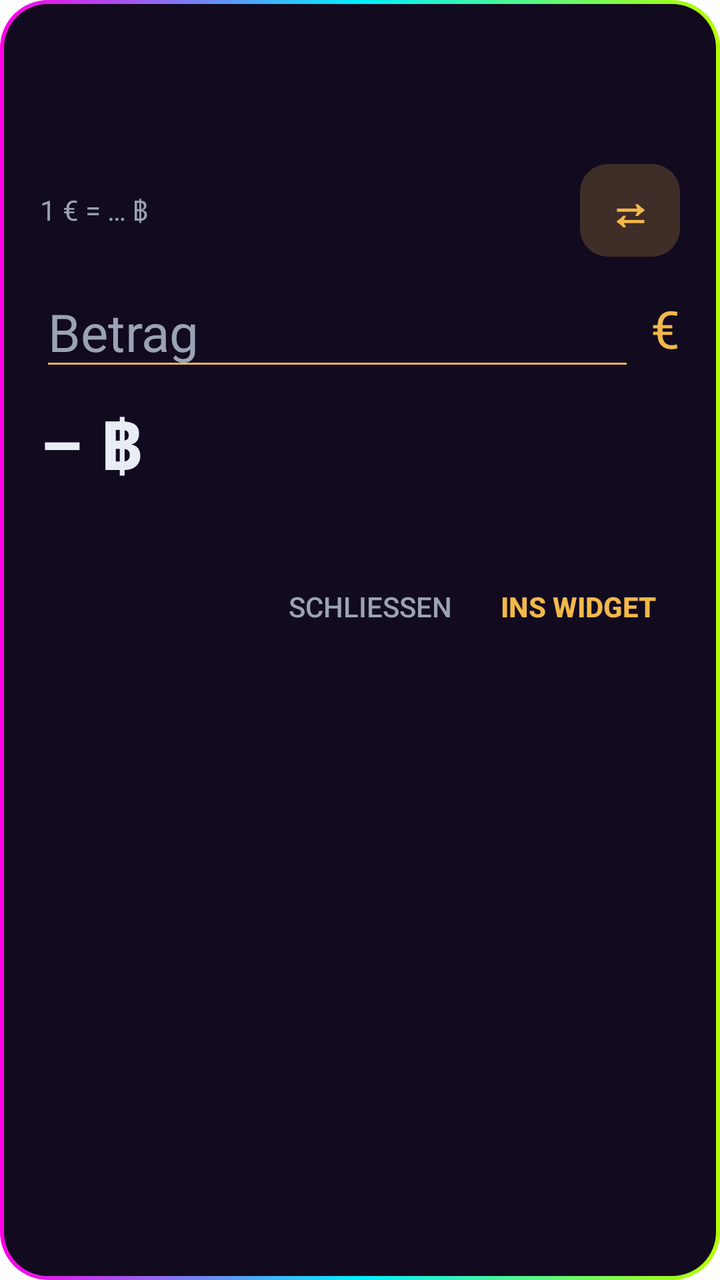
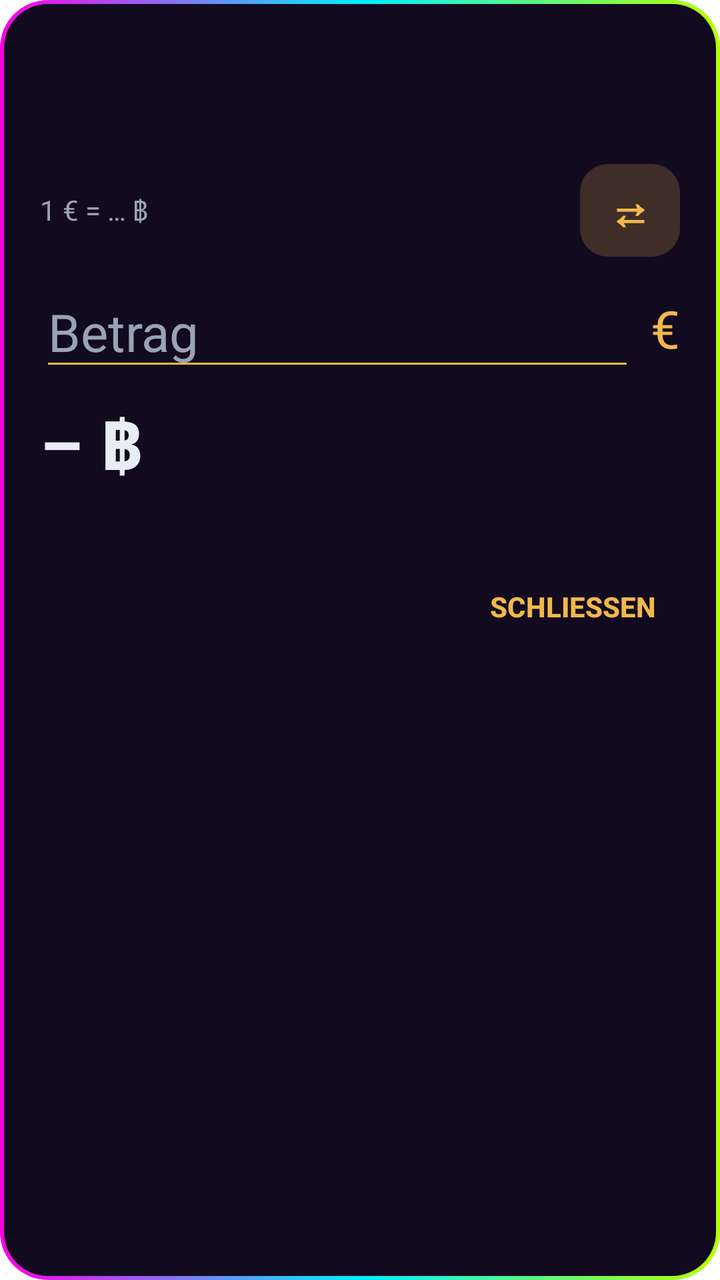

Two renders of the same Android screen: before a commit and after it. Below are the layout's source before the change and the commit's diff.
<!-- AndroidManifest.xml: activity theme ConvertDialog -->
<!-- res/layout/activity_convert.xml -->
<?xml version="1.0" encoding="utf-8"?>
<LinearLayout xmlns:android="http://schemas.android.com/apk/res/android"
    android:layout_width="320dp"
    android:layout_height="wrap_content"
    android:background="@drawable/dialog_bg"
    android:orientation="vertical"
    android:padding="20dp">

    <ImageView
        android:id="@+id/title_art"
        android:layout_width="match_parent"
        android:layout_height="52dp"
        android:layout_marginBottom="10dp"
        android:contentDescription="@string/app_name"
        android:scaleType="fitStart" />

    <LinearLayout
        android:layout_width="match_parent"
        android:layout_height="wrap_content"
        android:orientation="horizontal"
        android:gravity="center_vertical">

        <TextView
            android:id="@+id/rate_line"
            android:layout_width="0dp"
            android:layout_height="wrap_content"
            android:layout_weight="1"
            android:text="1 € = … ฿"
            android:textColor="@color/text_dim"
            android:textSize="14sp" />

        <TextView
            android:id="@+id/swap"
            android:layout_width="wrap_content"
            android:layout_height="wrap_content"
            android:background="@drawable/chip_bg"
            android:paddingStart="14dp"
            android:paddingEnd="14dp"
            android:paddingTop="8dp"
            android:paddingBottom="8dp"
            android:text="⇄"
            android:textColor="@color/accent"
            android:textSize="22sp"
            android:textStyle="bold" />
    </LinearLayout>

    <LinearLayout
        android:layout_width="match_parent"
        android:layout_height="wrap_content"
        android:layout_marginTop="10dp"
        android:orientation="horizontal"
        android:gravity="center_vertical">

        <EditText
            android:id="@+id/input"
            android:layout_width="0dp"
            android:layout_height="wrap_content"
            android:layout_weight="1"
            android:digits="0123456789,."
            android:hint="Betrag"
            android:imeOptions="actionDone"
            android:inputType="numberDecimal"
            android:maxLines="1"
            android:textColor="@color/text"
            android:textColorHint="@color/text_dim"
            android:backgroundTint="@color/accent"
            android:textSize="26sp" />

        <TextView
            android:id="@+id/input_currency"
            android:layout_width="wrap_content"
            android:layout_height="wrap_content"
            android:paddingStart="8dp"
            android:text="€"
            android:textColor="@color/accent"
            android:textSize="26sp" />
    </LinearLayout>

    <TextView
        android:id="@+id/result"
        android:layout_width="match_parent"
        android:layout_height="wrap_content"
        android:layout_marginTop="8dp"
        android:text="– ฿"
        android:textColor="@color/text"
        android:textSize="34sp"
        android:textStyle="bold" />

    <TextView
        android:id="@+id/status_line"
        android:layout_width="match_parent"
        android:layout_height="wrap_content"
        android:layout_marginTop="2dp"
        android:textColor="@color/text_dim"
        android:textSize="12sp" />

    <LinearLayout
        android:layout_width="match_parent"
        android:layout_height="wrap_content"
        android:layout_marginTop="16dp"
        android:gravity="end"
        android:orientation="horizontal">

        <Button
            android:id="@+id/cancel"
            style="?android:attr/borderlessButtonStyle"
            android:layout_width="wrap_content"
            android:layout_height="wrap_content"
            android:text="Schließen"
            android:textColor="@color/text_dim" />

        <Button
            android:id="@+id/save"
            style="?android:attr/borderlessButtonStyle"
            android:layout_width="wrap_content"
            android:layout_height="wrap_content"
            android:text="Ins Widget"
            android:textColor="@color/accent"
            android:textStyle="bold" />
    </LinearLayout>
</LinearLayout>
<!-- resources referenced by this layout -->
<resources>
  <color name="accent">#FFF2B84B</color>
  <color name="text">#FFE8ECF4</color>
  <color name="text_dim">#FF9AA3B5</color>
  <!-- drawable chip_bg (drawable) -->
  <?xml version="1.0" encoding="utf-8"?>
  <shape xmlns:android="http://schemas.android.com/apk/res/android" android:shape="rectangle">
      <solid android:color="#33F2B84B" />
      <corners android:radius="14dp" />
  </shape>
  <!-- drawable dialog_bg (drawable) -->
  <?xml version="1.0" encoding="utf-8"?>
  <layer-list xmlns:android="http://schemas.android.com/apk/res/android">
      <item>
          <shape android:shape="rectangle">
              <gradient
                  android:angle="0"
                  android:startColor="#FFFF00E5"
                  android:centerColor="#FF00F0FF"
                  android:endColor="#FFB6FF00" />
              <corners android:radius="24dp" />
          </shape>
      </item>
      <item android:left="2dp" android:top="2dp" android:right="2dp" android:bottom="2dp">
          <shape android:shape="rectangle">
              <solid android:color="@color/bg" />
              <corners android:radius="22dp" />
          </shape>
      </item>
  </layer-list>
  <string name="app_name">Alex rechnet</string>
  <style name="ConvertDialog" parent="android:Theme.DeviceDefault.Dialog.NoActionBar">
          <item name="android:windowBackground">@android:color/transparent</item>
          <item name="android:windowIsFloating">true</item>
          <item name="android:windowCloseOnTouchOutside">true</item>
          <item name="android:backgroundDimEnabled">true</item>
          <item name="android:colorAccent">@color/accent</item>
      </style>
  <color name="bg">#FF120A1F</color>
</resources>

<!-- the commit's change to res/layout/activity_convert.xml (unified diff, before → after) -->
@@ -107,14 +107,6 @@
             android:layout_width="wrap_content"
             android:layout_height="wrap_content"
             android:text="Schließen"
-            android:textColor="@color/text_dim" />
-
-        <Button
-            android:id="@+id/save"
-            style="?android:attr/borderlessButtonStyle"
-            android:layout_width="wrap_content"
-            android:layout_height="wrap_content"
-            android:text="Ins Widget"
             android:textColor="@color/accent"
             android:textStyle="bold" />
     </LinearLayout>
